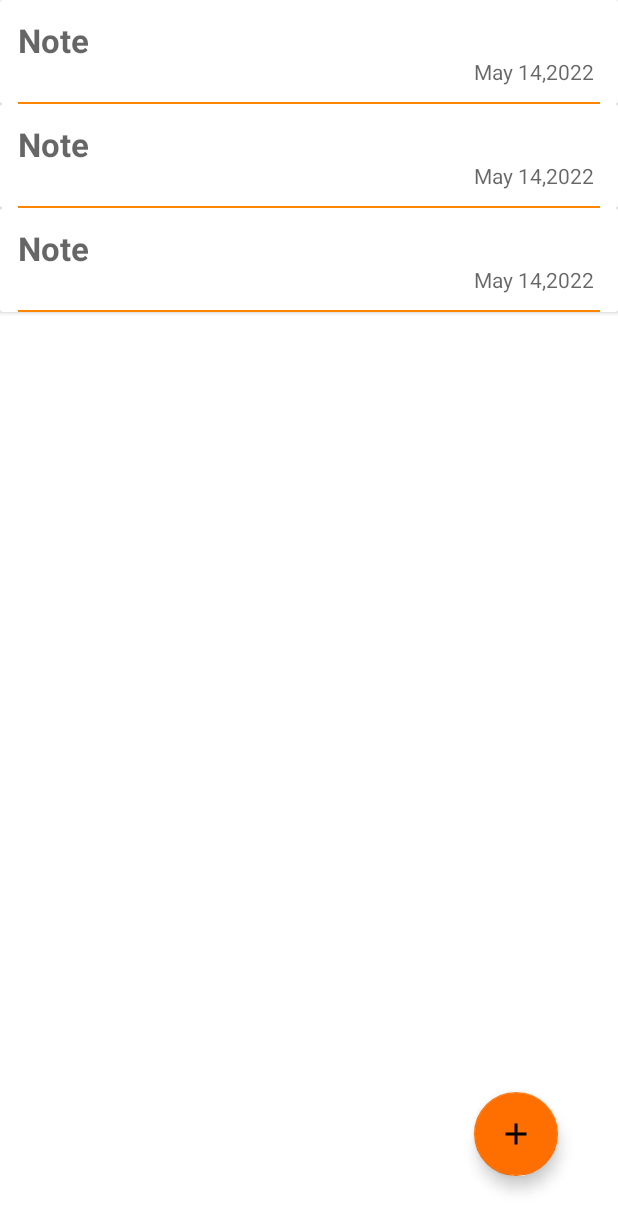
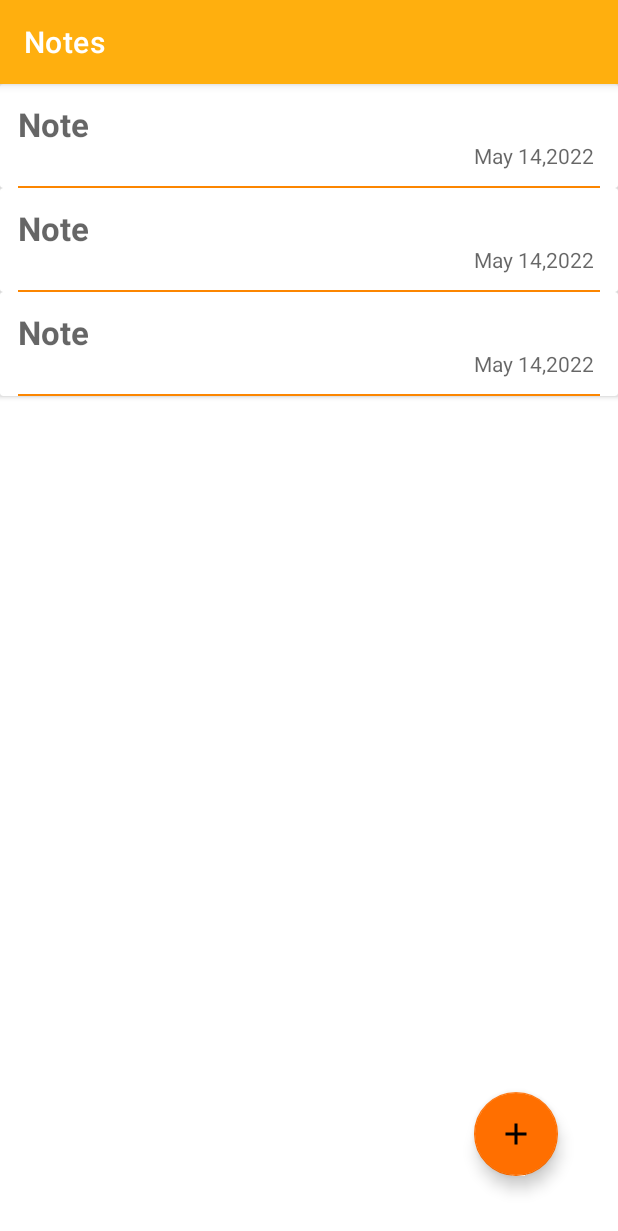
Before and after one commit to Eng-Light/Notes, an Android app: the layout activity_main.xml on its own in the app's theme, with its tools: preview values and no code run, on a phone screen of 412 x 824 dp. Shown: the top 1231 px of the screen. Run offline under Robolectric (Android 15) with nearby library versions, the phone set to English and light mode, and no system bars.

```diff
--- a/app/src/main/AndroidManifest.xml
+++ b/app/src/main/AndroidManifest.xml
@@ -17,7 +17,8 @@
         tools:targetApi="31">
         <activity
             android:name=".MainActivity"
-            android:exported="true">
+            android:exported="true"
+            android:theme="@style/Theme.Notes.NoActionBar">
             <intent-filter>
                 <action android:name="android.intent.action.MAIN" />
 
--- a/app/src/main/res/layout/activity_main.xml
+++ b/app/src/main/res/layout/activity_main.xml
@@ -5,6 +5,23 @@
     android:layout_width="match_parent"
     android:layout_height="match_parent"
     tools:context=".MainActivity">
+
+    <com.google.android.material.appbar.AppBarLayout
+        android:id="@+id/app_bar_layout"
+        android:layout_width="0dp"
+        android:layout_height="wrap_content"
+        app:layout_constraintEnd_toEndOf="parent"
+        app:layout_constraintStart_toStartOf="parent"
+        app:layout_constraintTop_toTopOf="parent">
+
+        <androidx.appcompat.widget.Toolbar
+            android:id="@+id/toolbar"
+            android:layout_width="match_parent"
+            android:layout_height="match_parent"
+            android:background="?attr/colorPrimary"
+            app:title="@string/notes"
+            app:titleTextColor="@color/white" />
+    </com.google.android.material.appbar.AppBarLayout>
 
     <androidx.recyclerview.widget.RecyclerView
         android:id="@+id/rvNotes"
@@ -15,7 +32,7 @@
         android:orientation="vertical"
         app:layoutManager="androidx.recyclerview.widget.LinearLayoutManager"
         app:layout_constraintBottom_toBottomOf="parent"
-        app:layout_constraintTop_toTopOf="parent"
+        app:layout_constraintTop_toBottomOf="@id/app_bar_layout"
         tools:listitem="@layout/rv_note" />
 
     <com.google.android.material.floatingactionbutton.FloatingActionButton
--- a/app/src/main/res/layout/activity_note.xml
+++ b/app/src/main/res/layout/activity_note.xml
@@ -39,14 +39,18 @@
 
     </LinearLayout>
 
+    <ScrollView
+        android:layout_width="match_parent"
+        android:layout_height="match_parent">
+
         <TextView
             android:id="@+id/tvNoteBody"
             android:layout_width="wrap_content"
             android:layout_height="wrap_content"
-        android:layout_gravity="start"
             android:layout_marginHorizontal="12dp"
             android:hint="@string/lorem"
             android:textSize="18sp" />
+    </ScrollView>
 
     <!--<com.google.android.material.button.MaterialButton
         android:id="@+id/btn_send_code"
--- a/app/src/main/res/layout/item_divider.xml
+++ b/app/src/main/res/layout/item_divider.xml
@@ -9,5 +9,7 @@
         android:layout_height="1dp"
         android:layout_marginHorizontal="12dp"
         android:background="?attr/colorPrimaryVariant"
+        android:clickable="true"
+        android:focusable="true"
         app:layout_constraintTop_toTopOf="parent" />
 </androidx.constraintlayout.widget.ConstraintLayout>
--- a/app/src/main/res/values-night/themes.xml
+++ b/app/src/main/res/values-night/themes.xml
@@ -10,8 +10,13 @@
         <item name="colorSecondaryVariant">@color/teal_700</item>
         <item name="colorOnSecondary">@color/black</item>
         <!-- Status bar color. -->
-        <item name="android:statusBarColor" >?attr/colorPrimaryVariant</item>
+        <item name="android:statusBarColor">?attr/colorPrimaryVariant</item>
         <!-- Customize your theme here. -->
         <item name="actionBarTheme">@style/Theme.AppCompat.DayNight.DarkActionBar</item>
     </style>
+
+    <style name="Theme.Notes.NoActionBar" parent="Theme.Notes">
+        <item name="windowNoTitle">true</item>
+        <item name="windowActionBar">false</item>
+    </style>
 </resources>
--- a/app/src/main/res/values/strings.xml
+++ b/app/src/main/res/values/strings.xml
@@ -11,4 +11,5 @@
     <string name="enter_note">Enter Note</string>
     <string name="update">Update</string>
     <string name="delete">Delete</string>
+    <string name="notes">Notes</string>
 </resources>
--- a/app/src/main/res/values/themes.xml
+++ b/app/src/main/res/values/themes.xml
@@ -10,11 +10,17 @@
         <item name="colorSecondaryVariant">@color/teal_700</item>
         <item name="colorOnSecondary">@color/black</item>
         <!-- Status bar color. #FF6F00 -->
-        <item name="android:statusBarColor" >?attr/colorPrimaryVariant</item>
+        <item name="android:statusBarColor">?attr/colorPrimaryVariant</item>
         <!-- Customize your theme here. -->
     </style>
 
     <style name="CustomAlertDialog" parent="Theme.AppCompat.Light.Dialog.Alert">
         <item name="android:windowBackground">@drawable/dialog_background_inset</item>
     </style>
+
+    <style name="Theme.Notes.NoActionBar" parent="Theme.Notes">
+        <item name="windowNoTitle">true</item>
+        <item name="windowActionBar">false</item>
+    </style>
+
 </resources>
```
Also changed, not shown: app/src/main/res/drawable/ic_arrow_back_24.xml (+10 -4 lines). Lines whose indentation alone changed are shown as unchanged.
